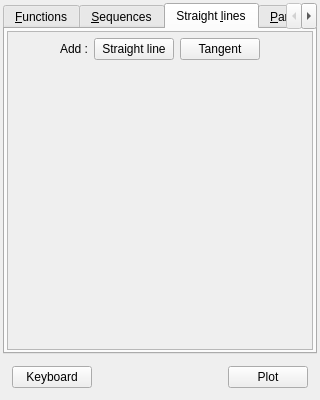
Qt form Windows/mathobjectsinput.ui (AdelKS/ZeGrapher) before a commit.
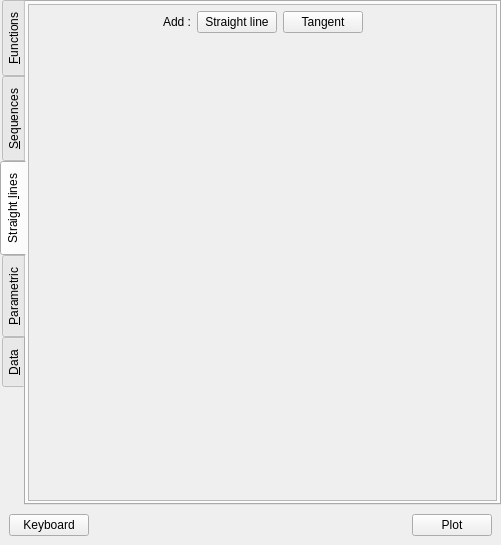
The same form after that commit. The open tabs and pages were chosen to show the change. Icons and pictures are not drawn.

Patch:
```diff
--- a/Windows/mathobjectsinput.ui
+++ b/Windows/mathobjectsinput.ui
@@ -6,8 +6,8 @@
    <rect>
     <x>0</x>
     <y>0</y>
-    <width>320</width>
-    <height>400</height>
+    <width>501</width>
+    <height>545</height>
    </rect>
   </property>
   <property name="sizePolicy">
@@ -37,19 +37,19 @@
   </property>
   <layout class="QVBoxLayout" name="verticalLayout_6">
    <property name="spacing">
-    <number>3</number>
+    <number>0</number>
    </property>
    <property name="leftMargin">
-    <number>3</number>
+    <number>0</number>
    </property>
    <property name="topMargin">
-    <number>3</number>
+    <number>0</number>
    </property>
    <property name="rightMargin">
-    <number>3</number>
+    <number>0</number>
    </property>
    <property name="bottomMargin">
-    <number>3</number>
+    <number>0</number>
    </property>
    <item>
     <widget class="QTabWidget" name="tabWidget">
@@ -74,6 +74,9 @@
      <property name="focusPolicy">
       <enum>Qt::TabFocus</enum>
      </property>
+     <property name="tabPosition">
+      <enum>QTabWidget::West</enum>
+     </property>
      <property name="currentIndex">
       <number>3</number>
      </property>
@@ -372,8 +375,8 @@
            <rect>
             <x>0</x>
             <y>0</y>
-            <width>306</width>
-            <height>313</height>
+            <width>464</width>
+            <height>490</height>
            </rect>
           </property>
           <layout class="QVBoxLayout" name="verticalLayout_8">
@@ -402,8 +405,8 @@
                <rect>
                 <x>0</x>
                 <y>0</y>
-                <width>304</width>
-                <height>311</height>
+                <width>462</width>
+                <height>488</height>
                </rect>
               </property>
               <layout class="QVBoxLayout" name="verticalLayout_10">
```
Left out of the diff: 16 changed lines with no effect on the pictures.
